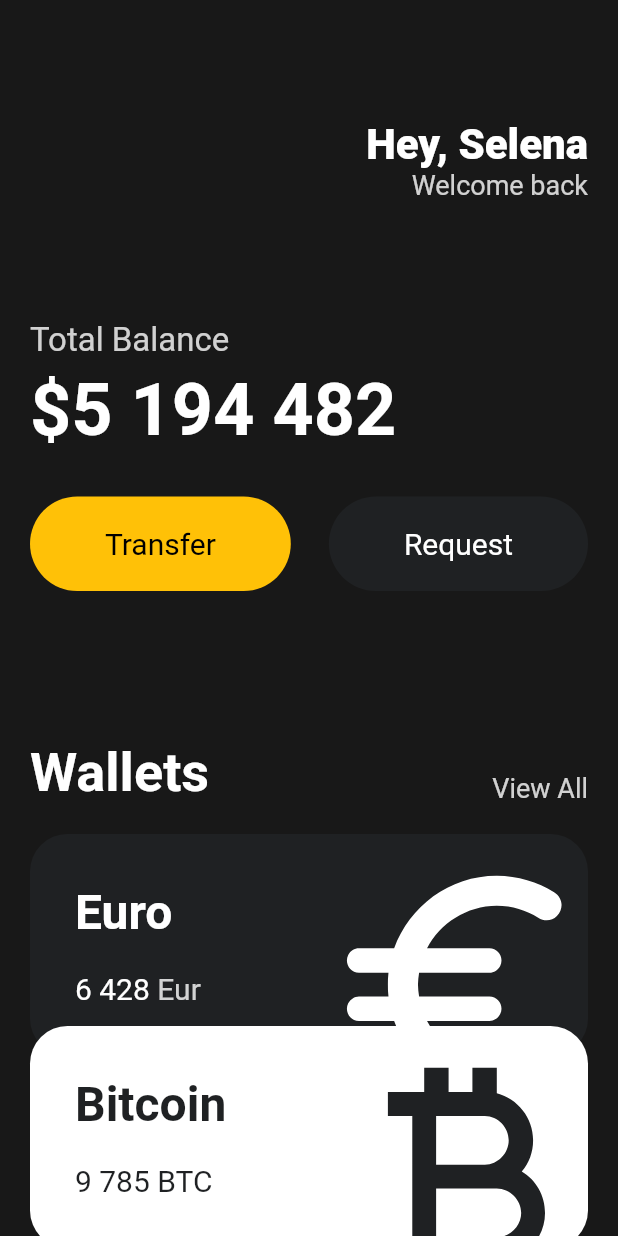
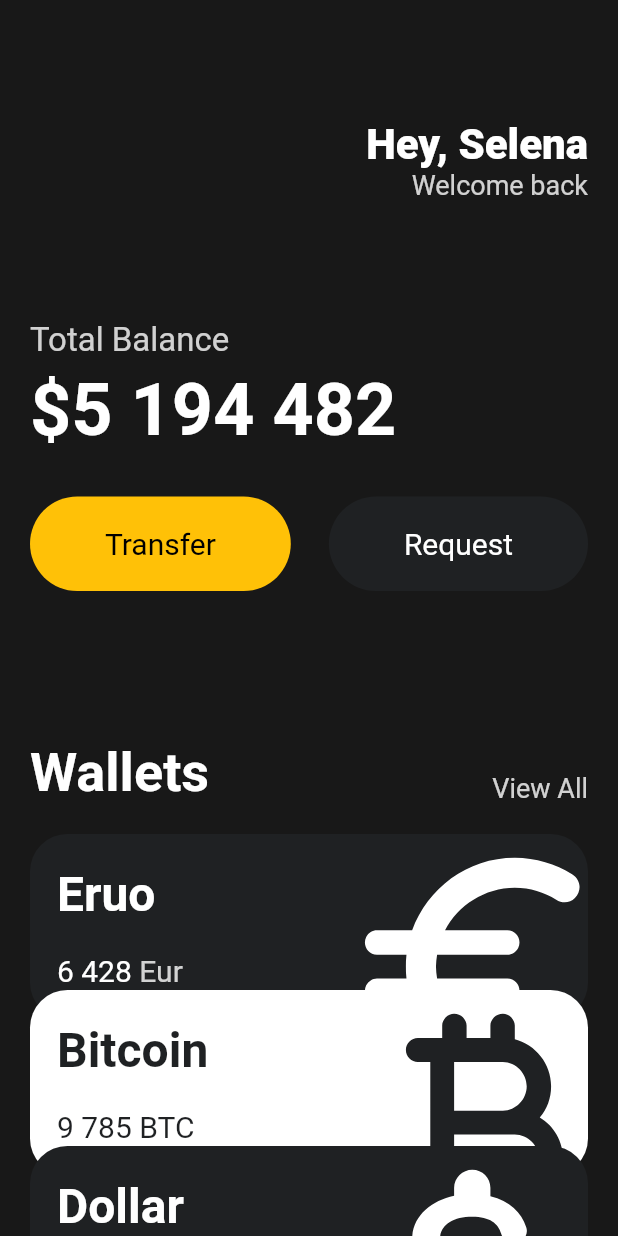
Before and after one commit to KangminNa/ui-challenge, a Flutter app: the screen it shows after launch, on a phone screen of 412 x 824 dp. Run offline on Flutter 3.47's test engine with Material 2 defaults, Android fonts, the phone set to English and light mode, and no system bars.

Commit message:
feat:노마드코더 UI 챌린지

```diff
--- a/lib/main.dart
+++ b/lib/main.dart
@@ -116,21 +116,32 @@ class App extends StatelessWidget {
                   height: 20,
                 ),
                 const CurrencyCard(
-                  name: 'Euro',
+                  name: 'Eruo',
                   code: 'Eur',
                   amount: '6 428',
                   icon: Icons.euro_rounded,
+                  offsetDx: 0,
+                  offsetDy: 0,
                   isInverted: false,
                 ),
-                Transform.translate(
-                  offset: const Offset(0, -20),
-                  child: const CurrencyCard(
-                      name: 'Bitcoin',
-                      code: 'BTC',
-                      amount: '9 785',
-                      icon: Icons.currency_bitcoin,
-                      isInverted: true),
-                )
+                const CurrencyCard(
+                  name: 'Bitcoin',
+                  code: 'BTC',
+                  amount: '9 785',
+                  icon: Icons.currency_bitcoin_rounded,
+                  offsetDx: 0,
+                  offsetDy: -20,
+                  isInverted: true,
+                ),
+                const CurrencyCard(
+                  name: 'Dollar',
+                  code: 'USD',
+                  amount: '428',
+                  icon: Icons.attach_money_rounded,
+                  offsetDx: 0,
+                  offsetDy: -40,
+                  isInverted: false,
+                ),
               ],
             ),
           ),
--- a/lib/widgets/currency_card.dart
+++ b/lib/widgets/currency_card.dart
@@ -3,6 +3,8 @@ import 'package:flutter/material.dart';
 class CurrencyCard extends StatelessWidget {
   final String name, code, amount;
   final IconData icon;
+  final double offsetDx;
+  final double offsetDy;
   final bool isInverted;
 
   final _blackColor = const Color(0xff1f2123);
@@ -13,19 +15,23 @@ class CurrencyCard extends StatelessWidget {
     required this.code,
     required this.amount,
     required this.icon,
+    required this.offsetDx,
+    required this.offsetDy,
     required this.isInverted,
   });
 
   @override
   Widget build(BuildContext context) {
-    return Container(
+    return Transform.translate(
+      offset: Offset(offsetDx, offsetDy),
+      child: Container(
         clipBehavior: Clip.hardEdge,
         decoration: BoxDecoration(
           color: isInverted ? Colors.white : _blackColor,
           borderRadius: BorderRadius.circular(25),
         ),
         child: Padding(
-        padding: const EdgeInsets.all(30),
+          padding: const EdgeInsets.all(18),
           child: Row(
             mainAxisAlignment: MainAxisAlignment.spaceBetween,
             children: [
@@ -85,6 +91,7 @@ class CurrencyCard extends StatelessWidget {
             ],
           ),
         ),
+      ),
     );
   }
 }
```
Lines whose indentation alone changed are shown as unchanged.
